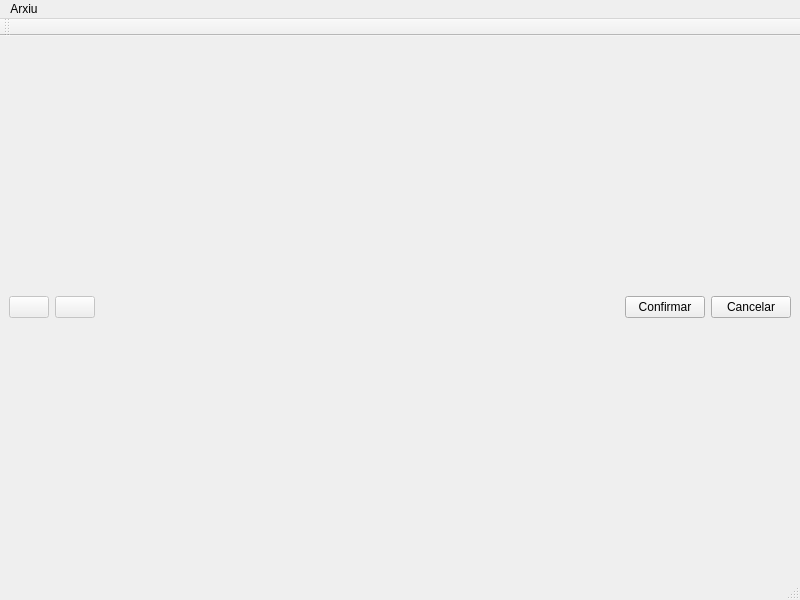
The window that Programes especifics/Selector parceles/SelectorParceles.ui (SistemesInformacioTerritorial/Qvista) describes before a commit, drawn with Qt 5.
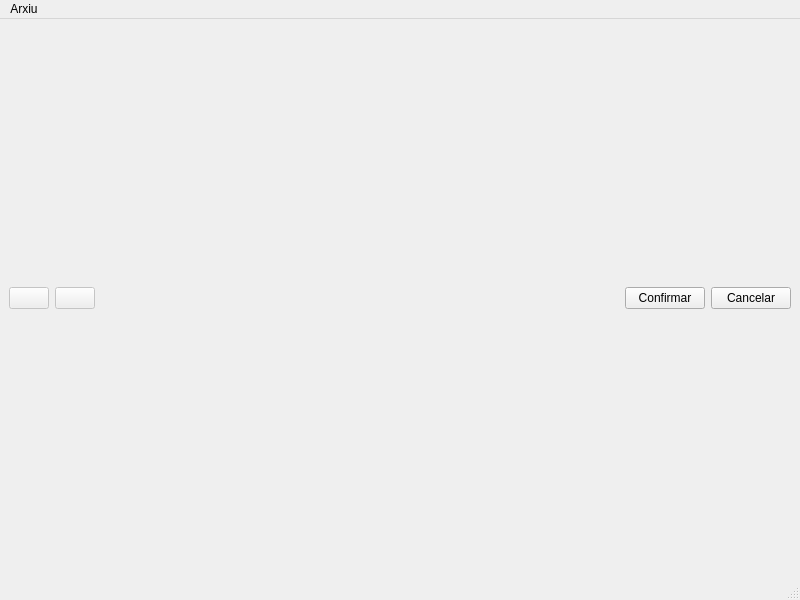
The same window after the commit. Icons and pictures are not drawn.

Commit message: Arreglats alguns canvis estètics

```diff
--- a/Programes especifics/Selector parceles/SelectorParceles.ui
+++ b/Programes especifics/Selector parceles/SelectorParceles.ui
@@ -107,17 +107,6 @@
    <addaction name="menuHola"/>
   </widget>
   <widget class="QStatusBar" name="statusbar"/>
-  <widget class="QToolBar" name="toolBar">
-   <property name="windowTitle">
-    <string>toolBar</string>
-   </property>
-   <attribute name="toolBarArea">
-    <enum>TopToolBarArea</enum>
-   </attribute>
-   <attribute name="toolBarBreak">
-    <bool>false</bool>
-   </attribute>
-  </widget>
   <action name="actionNova_sel_lecci">
    <property name="text">
     <string>Nova sel·lecció</string>
```
Left out of the diff: 2 changed lines with no effect on the pictures. The commit also changes 2 other files.
